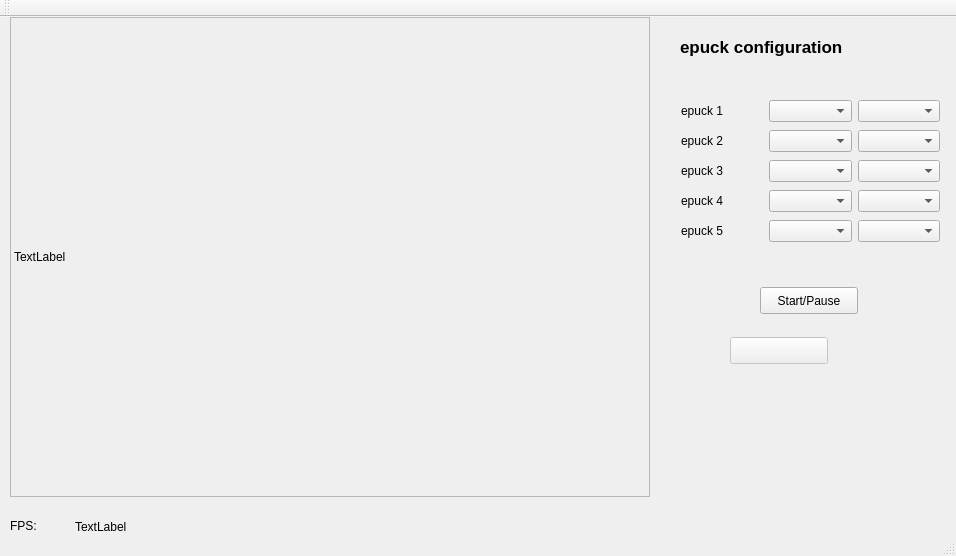
k29/epuck-main, file epuck/mainwindow.ui: the form before one commit.
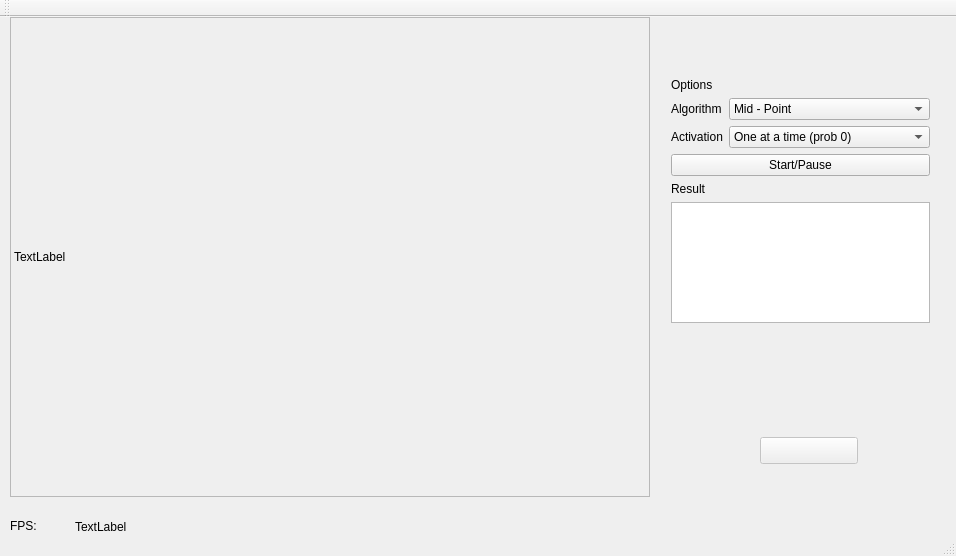
The form after the commit.

Commit message: Major commit - new algo working, ui working

The edit to the form file:
```diff
--- a/epuck/mainwindow.ui
+++ b/epuck/mainwindow.ui
@@ -56,144 +56,14 @@
      <string>FPS:</string>
     </property>
    </widget>
-   <widget class="QLabel" name="configHeadingLabel">
-    <property name="geometry">
-     <rect>
-      <x>680</x>
-      <y>20</y>
-      <width>191</width>
-      <height>20</height>
-     </rect>
-    </property>
-    <property name="font">
-     <font>
-      <pointsize>13</pointsize>
-      <weight>75</weight>
-      <bold>true</bold>
-     </font>
-    </property>
-    <property name="text">
-     <string>epuck configuration</string>
-    </property>
-   </widget>
-   <widget class="QWidget" name="verticalLayoutWidget">
-    <property name="geometry">
-     <rect>
-      <x>670</x>
-      <y>70</y>
-      <width>281</width>
-      <height>171</height>
-     </rect>
-    </property>
-    <layout class="QVBoxLayout" name="verticalLayout">
-     <item>
-      <layout class="QHBoxLayout" name="horizontalLayout">
-       <item>
-        <widget class="QLabel" name="botLabel">
-         <property name="text">
-          <string>epuck 1</string>
-         </property>
-        </widget>
-       </item>
-       <item>
-        <widget class="QComboBox" name="botColor"/>
-       </item>
-       <item>
-        <widget class="QComboBox" name="botSerial"/>
-       </item>
-      </layout>
-     </item>
-     <item>
-      <layout class="QHBoxLayout" name="horizontalLayout_2">
-       <item>
-        <widget class="QLabel" name="botLabel_2">
-         <property name="text">
-          <string>epuck 2</string>
-         </property>
-        </widget>
-       </item>
-       <item>
-        <widget class="QComboBox" name="botColor_2"/>
-       </item>
-       <item>
-        <widget class="QComboBox" name="botSerial_2"/>
-       </item>
-      </layout>
-     </item>
-     <item>
-      <layout class="QHBoxLayout" name="horizontalLayout_3">
-       <item>
-        <widget class="QLabel" name="botLabel_3">
-         <property name="text">
-          <string>epuck 3</string>
-         </property>
-        </widget>
-       </item>
-       <item>
-        <widget class="QComboBox" name="botColor_3"/>
-       </item>
-       <item>
-        <widget class="QComboBox" name="botSerial_3"/>
-       </item>
-      </layout>
-     </item>
-     <item>
-      <layout class="QHBoxLayout" name="horizontalLayout_4">
-       <item>
-        <widget class="QLabel" name="botLabel_4">
-         <property name="text">
-          <string>epuck 4</string>
-         </property>
-        </widget>
-       </item>
-       <item>
-        <widget class="QComboBox" name="botColor_4"/>
-       </item>
-       <item>
-        <widget class="QComboBox" name="botSerial_4"/>
-       </item>
-      </layout>
-     </item>
-     <item>
-      <layout class="QHBoxLayout" name="horizontalLayout_5">
-       <item>
-        <widget class="QLabel" name="botLabel_5">
-         <property name="text">
-          <string>epuck 5</string>
-         </property>
-        </widget>
-       </item>
-       <item>
-        <widget class="QComboBox" name="botColor_5"/>
-       </item>
-       <item>
-        <widget class="QComboBox" name="botSerial_5"/>
-       </item>
-      </layout>
-     </item>
-    </layout>
-   </widget>
-   <widget class="QPushButton" name="algoStopButton">
-    <property name="geometry">
-     <rect>
-      <x>760</x>
-      <y>270</y>
-      <width>98</width>
-      <height>27</height>
-     </rect>
-    </property>
-    <property name="text">
-     <string>Start/Pause</string>
-    </property>
-   </widget>
    <widget class="QPushButton" name="algoStartButton">
     <property name="enabled">
      <bool>false</bool>
     </property>
     <property name="geometry">
      <rect>
-      <x>730</x>
-      <y>320</y>
+      <x>760</x>
+      <y>420</y>
       <width>98</width>
       <height>27</height>
      </rect>
@@ -202,6 +72,103 @@
      <string/>
     </property>
    </widget>
+   <widget class="QWidget" name="verticalLayoutWidget">
+    <property name="geometry">
+     <rect>
+      <x>660</x>
+      <y>50</y>
+      <width>281</width>
+      <height>267</height>
+     </rect>
+    </property>
+    <layout class="QVBoxLayout" name="verticalLayout_2">
+     <item>
+      <widget class="QLabel" name="label_3">
+       <property name="text">
+        <string>Options</string>
+       </property>
+      </widget>
+     </item>
+     <item>
+      <layout class="QGridLayout" name="gridLayout">
+       <item row="1" column="0">
+        <widget class="QLabel" name="Algorithm">
+         <property name="text">
+          <string>Algorithm</string>
+         </property>
+        </widget>
+       </item>
+       <item row="2" column="0">
+        <widget class="QLabel" name="Activation">
+         <property name="text">
+          <string>Activation</string>
+         </property>
+        </widget>
+       </item>
+       <item row="1" column="1">
+        <widget class="QComboBox" name="algoComboBox">
+         <item>
+          <property name="text">
+           <string>Mid - Point</string>
+          </property>
+         </item>
+         <item>
+          <property name="text">
+           <string>State based</string>
+          </property>
+         </item>
+         <item>
+          <property name="text">
+           <string>Hungarian</string>
+          </property>
+         </item>
+        </widget>
+       </item>
+       <item row="2" column="1">
+        <widget class="QComboBox" name="algoActivationComboBox">
+         <item>
+          <property name="text">
+           <string>One at a time (prob 0)</string>
+          </property>
+         </item>
+         <item>
+          <property name="text">
+           <string>All together (prob 1)</string>
+          </property>
+         </item>
+         <item>
+          <property name="text">
+           <string>50% probability</string>
+          </property>
+         </item>
+         <item>
+          <property name="text">
+           <string>Round robin (dining philosopher)</string>
+          </property>
+         </item>
+        </widget>
+       </item>
+      </layout>
+     </item>
+     <item>
+      <widget class="QPushButton" name="algoStopButton">
+       <property name="text">
+        <string>Start/Pause</string>
+       </property>
+      </widget>
+     </item>
+     <item>
+      <widget class="QLabel" name="label_4">
+       <property name="text">
+        <string>Result</string>
+       </property>
+      </widget>
+     </item>
+     <item>
+      <widget class="QPlainTextEdit" name="resultText"/>
+     </item>
+    </layout>
+   </widget>
   </widget>
   <widget class="QMenuBar" name="menuBar">
    <property name="geometry">
```
Left out of the diff: 2 changed lines with no effect on the pictures. The commit also changes 11 other files.
